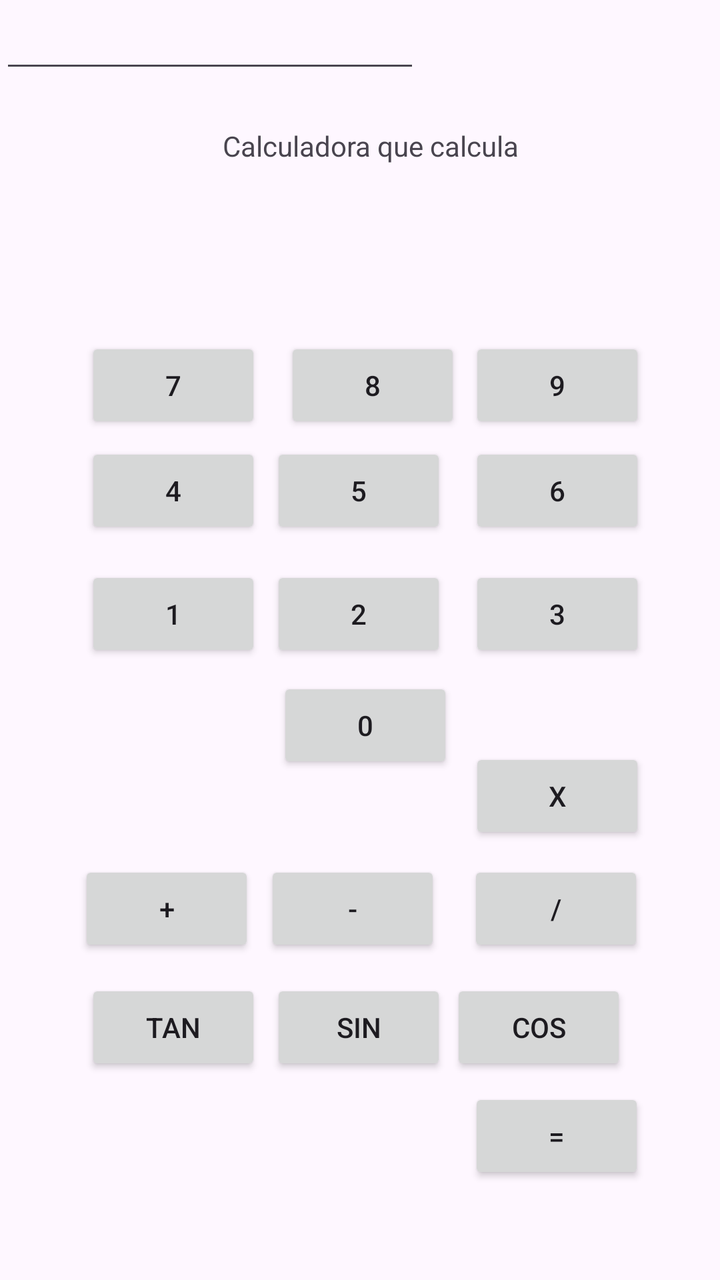
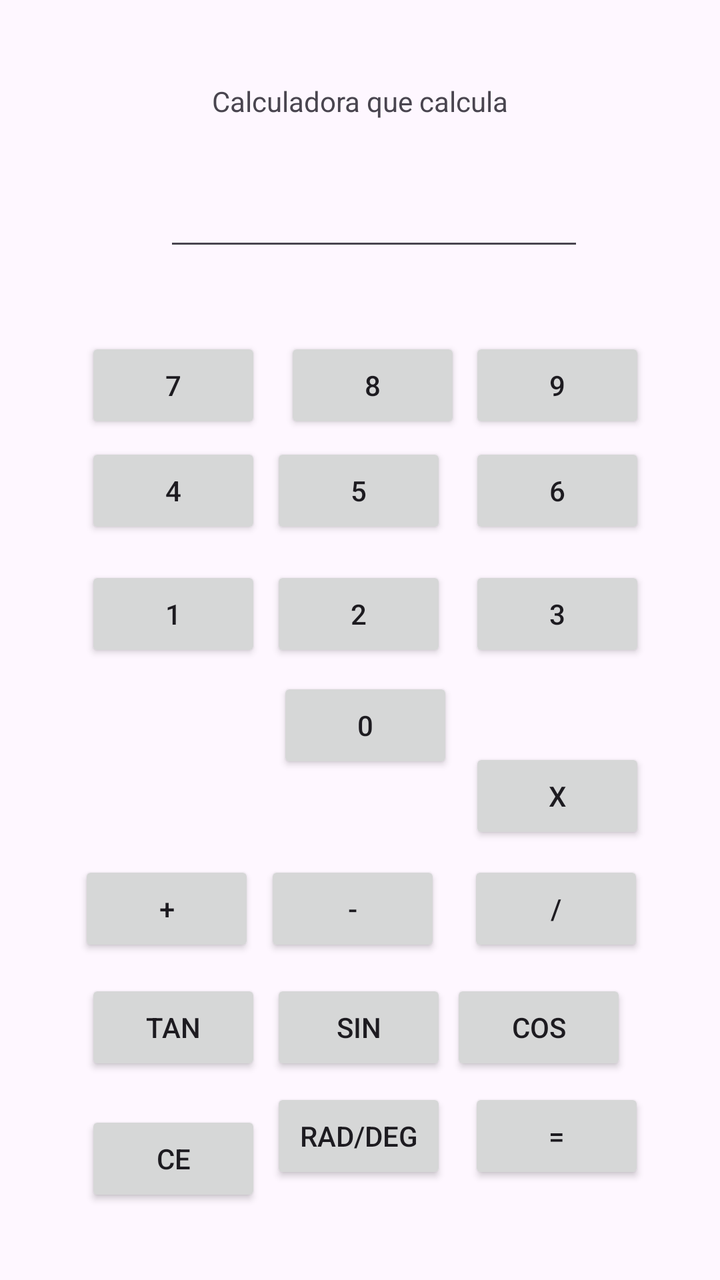

The first picture is an Android layout as it rendered before a commit; the second is the same layout after the commit. The layout source and the unified diff follow.
<!-- AndroidManifest.xml: application theme Theme.MyApplication -->
<!-- res/layout/activity_main.xml -->
<?xml version="1.0" encoding="utf-8"?>
<androidx.constraintlayout.widget.ConstraintLayout xmlns:android="http://schemas.android.com/apk/res/android"
    xmlns:app="http://schemas.android.com/apk/res-auto"
    xmlns:tools="http://schemas.android.com/tools"
    android:id="@+id/main"
    android:layout_width="match_parent"
    android:layout_height="match_parent"
    tools:context=".MainActivity">

    <TextView
        android:id="@+id/textView"
        android:layout_width="wrap_content"
        android:layout_height="wrap_content"
        android:text="Calculadora que calcula"
        app:layout_constraintBottom_toBottomOf="parent"
        app:layout_constraintEnd_toEndOf="parent"
        app:layout_constraintHorizontal_bias="0.526"
        app:layout_constraintStart_toStartOf="parent"
        app:layout_constraintTop_toTopOf="parent"
        app:layout_constraintVertical_bias="0.102" />

    <Button
        android:id="@+id/Calcular"
        android:layout_width="wrap_content"
        android:layout_height="wrap_content"
        android:onClick="Calcular"
        android:text="="
        app:layout_constraintBottom_toBottomOf="parent"
        app:layout_constraintEnd_toEndOf="parent"
        app:layout_constraintHorizontal_bias="0.861"
        app:layout_constraintStart_toStartOf="parent"
        app:layout_constraintTop_toTopOf="parent"
        app:layout_constraintVertical_bias="0.919" />

    <Button
        android:id="@+id/calcular10"
        android:layout_width="wrap_content"
        android:layout_height="wrap_content"
        android:onClick="Click_Sumar"
        android:text="+"
        app:layout_constraintBottom_toBottomOf="parent"
        app:layout_constraintEnd_toEndOf="parent"
        app:layout_constraintHorizontal_bias="0.145"
        app:layout_constraintStart_toStartOf="parent"
        app:layout_constraintTop_toTopOf="parent"
        app:layout_constraintVertical_bias="0.727" />

    <Button
        android:id="@+id/calcular11"
        android:layout_width="wrap_content"
        android:layout_height="wrap_content"
        android:onClick="Click_Restar"
        android:text="-"
        app:layout_constraintBottom_toBottomOf="parent"
        app:layout_constraintEnd_toEndOf="parent"
        app:layout_constraintHorizontal_bias="0.486"
        app:layout_constraintStart_toStartOf="parent"
        app:layout_constraintTop_toTopOf="parent"
        app:layout_constraintVertical_bias="0.727" />

    <Button
        android:id="@+id/calcular14"
        android:layout_width="wrap_content"
        android:layout_height="wrap_content"
        android:onClick="Click_Seno"
        android:text="sin"
        app:layout_constraintBottom_toBottomOf="parent"
        app:layout_constraintEnd_toEndOf="parent"
        app:layout_constraintHorizontal_bias="0.498"
        app:layout_constraintStart_toStartOf="parent"
        app:layout_constraintTop_toTopOf="parent"
        app:layout_constraintVertical_bias="0.827" />

    <Button
        android:id="@+id/calcular15"
        android:layout_width="wrap_content"
        android:layout_height="wrap_content"
        android:onClick="Click_Coseno"
        android:text="cos"
        app:layout_constraintBottom_toBottomOf="parent"
        app:layout_constraintEnd_toEndOf="parent"
        app:layout_constraintHorizontal_bias="0.829"
        app:layout_constraintStart_toStartOf="parent"
        app:layout_constraintTop_toTopOf="parent"
        app:layout_constraintVertical_bias="0.827" />

    <Button
        android:id="@+id/calcular16"
        android:layout_width="wrap_content"
        android:layout_height="wrap_content"
        android:onClick="Click_Tangente"
        android:text="tan"
        app:layout_constraintBottom_toBottomOf="parent"
        app:layout_constraintEnd_toEndOf="parent"
        app:layout_constraintHorizontal_bias="0.157"
        app:layout_constraintStart_toStartOf="parent"
        app:layout_constraintTop_toTopOf="parent"
        app:layout_constraintVertical_bias="0.827" />

    <Button
        android:id="@+id/calcular12"
        android:layout_width="wrap_content"
        android:layout_height="wrap_content"
        android:onClick="Click_Multiplicar"
        android:text="x"
        app:layout_constraintBottom_toBottomOf="parent"
        app:layout_constraintEnd_toEndOf="parent"
        app:layout_constraintHorizontal_bias="0.863"
        app:layout_constraintStart_toStartOf="parent"
        app:layout_constraintTop_toTopOf="parent"
        app:layout_constraintVertical_bias="0.632" />

    <Button
        android:id="@+id/calcular13"
        android:layout_width="wrap_content"
        android:layout_height="wrap_content"
        android:onClick="Click_Dividir"
        android:text="/"
        app:layout_constraintBottom_toBottomOf="parent"
        app:layout_constraintEnd_toEndOf="parent"
        app:layout_constraintHorizontal_bias="0.86"
        app:layout_constraintStart_toStartOf="parent"
        app:layout_constraintTop_toTopOf="parent"
        app:layout_constraintVertical_bias="0.727" />

    <Button
        android:id="@+id/calcular7"
        android:layout_width="wrap_content"
        android:layout_height="wrap_content"
        android:onClick="Click_7"
        android:text="7"
        app:layout_constraintBottom_toBottomOf="parent"
        app:layout_constraintEnd_toEndOf="parent"
        app:layout_constraintHorizontal_bias="0.157"
        app:layout_constraintStart_toStartOf="parent"
        app:layout_constraintTop_toTopOf="parent"
        app:layout_constraintVertical_bias="0.285" />

    <Button
        android:id="@+id/calcular9"
        android:layout_width="wrap_content"
        android:layout_height="wrap_content"
        android:onClick="Click_9"
        android:text="8"
        app:layout_constraintBottom_toBottomOf="parent"
        app:layout_constraintEnd_toEndOf="parent"
        app:layout_constraintHorizontal_bias="0.523"
        app:layout_constraintStart_toStartOf="parent"
        app:layout_constraintTop_toTopOf="parent"
        app:layout_constraintVertical_bias="0.285" />

    <Button
        android:id="@+id/calcular17"
        android:layout_width="wrap_content"
        android:layout_height="wrap_content"
        android:onClick="Click_0"
        android:text="0"
        app:layout_constraintBottom_toBottomOf="parent"
        app:layout_constraintEnd_toEndOf="parent"
        app:layout_constraintHorizontal_bias="0.51"
        app:layout_constraintStart_toStartOf="parent"
        app:layout_constraintTop_toTopOf="parent"
        app:layout_constraintVertical_bias="0.572" />

    <Button
        android:id="@+id/calcular8"
        android:layout_width="wrap_content"
        android:layout_height="wrap_content"
        android:onClick="Click_9"
        android:text="9"
        app:layout_constraintBottom_toBottomOf="parent"
        app:layout_constraintEnd_toEndOf="parent"
        app:layout_constraintHorizontal_bias="0.863"
        app:layout_constraintStart_toStartOf="parent"
        app:layout_constraintTop_toTopOf="parent"
        app:layout_constraintVertical_bias="0.285" />

    <Button
        android:id="@+id/calcular"
        android:layout_width="wrap_content"
        android:layout_height="wrap_content"
        android:onClick="Click_3"
        android:text="3"
        app:layout_constraintBottom_toBottomOf="parent"
        app:layout_constraintEnd_toEndOf="parent"
        app:layout_constraintHorizontal_bias="0.863"
        app:layout_constraintStart_toStartOf="parent"
        app:layout_constraintTop_toTopOf="parent"
        app:layout_constraintVertical_bias="0.478" />

    <Button
        android:id="@+id/calcular3"
        android:layout_width="wrap_content"
        android:layout_height="wrap_content"
        android:onClick="Click_1"
        android:text="1"
        app:layout_constraintBottom_toBottomOf="parent"
        app:layout_constraintEnd_toEndOf="parent"
        app:layout_constraintHorizontal_bias="0.157"
        app:layout_constraintStart_toStartOf="parent"
        app:layout_constraintTop_toTopOf="parent"
        app:layout_constraintVertical_bias="0.478" />

    <Button
        android:id="@+id/calcular5"
        android:layout_width="wrap_content"
        android:layout_height="wrap_content"
        android:onClick="Click_5"
        android:text="5"
        app:layout_constraintBottom_toBottomOf="parent"
        app:layout_constraintEnd_toEndOf="parent"
        app:layout_constraintHorizontal_bias="0.498"
        app:layout_constraintStart_toStartOf="parent"
        app:layout_constraintTop_toTopOf="parent"
        app:layout_constraintVertical_bias="0.374" />

    <Button
        android:id="@+id/calcular6"
        android:layout_width="wrap_content"
        android:layout_height="wrap_content"
        android:onClick="Click_7"
        android:text="6"
        app:layout_constraintBottom_toBottomOf="parent"
        app:layout_constraintEnd_toEndOf="parent"
        app:layout_constraintHorizontal_bias="0.863"
        app:layout_constraintStart_toStartOf="parent"
        app:layout_constraintTop_toTopOf="parent"
        app:layout_constraintVertical_bias="0.374" />

    <Button
        android:id="@+id/calcular2"
        android:layout_width="wrap_content"
        android:layout_height="wrap_content"
        android:onClick="Click_2"
        android:text="2"
        app:layout_constraintBottom_toBottomOf="parent"
        app:layout_constraintEnd_toEndOf="parent"
        app:layout_constraintHorizontal_bias="0.498"
        app:layout_constraintStart_toStartOf="parent"
        app:layout_constraintTop_toTopOf="parent"
        app:layout_constraintVertical_bias="0.478" />

    <Button
        android:id="@+id/calcular4"
        android:layout_width="wrap_content"
        android:layout_height="wrap_content"
        android:onClick="Click_4"
        android:text="4"
        app:layout_constraintBottom_toBottomOf="parent"
        app:layout_constraintEnd_toEndOf="parent"
        app:layout_constraintHorizontal_bias="0.157"
        app:layout_constraintStart_toStartOf="parent"
        app:layout_constraintTop_toTopOf="parent"
        app:layout_constraintVertical_bias="0.374" />

    <EditText
        android:id="@+id/editTextNumber"
        android:layout_width="wrap_content"
        android:layout_height="wrap_content"
        android:ems="10"
        android:inputType="number"
        tools:layout_editor_absoluteX="98dp"
        tools:layout_editor_absoluteY="124dp" />

</androidx.constraintlayout.widget.ConstraintLayout>
<!-- resources referenced by this layout -->
<resources>
  <style name="Theme.MyApplication" parent="Base.Theme.MyApplication" />
  <style name="Base.Theme.MyApplication" parent="Theme.Material3.DayNight.NoActionBar">
          
          
      </style>
</resources>

<!-- the commit's change to res/layout/activity_main.xml (unified diff, before → after) -->
@@ -14,10 +14,9 @@
         android:text="Calculadora que calcula"
         app:layout_constraintBottom_toBottomOf="parent"
         app:layout_constraintEnd_toEndOf="parent"
-        app:layout_constraintHorizontal_bias="0.526"
-        app:layout_constraintStart_toStartOf="parent"
-        app:layout_constraintTop_toTopOf="parent"
-        app:layout_constraintVertical_bias="0.102" />
+        app:layout_constraintStart_toStartOf="parent"
+        app:layout_constraintTop_toTopOf="parent"
+        app:layout_constraintVertical_bias="0.066" />
 
     <Button
         android:id="@+id/Calcular"
@@ -72,6 +71,19 @@
         app:layout_constraintVertical_bias="0.827" />
 
     <Button
+        android:id="@+id/calcular19"
+        android:layout_width="wrap_content"
+        android:layout_height="wrap_content"
+        android:onClick="Click_TrigUnit"
+        android:text="rad/deg"
+        app:layout_constraintBottom_toBottomOf="parent"
+        app:layout_constraintEnd_toEndOf="parent"
+        app:layout_constraintHorizontal_bias="0.498"
+        app:layout_constraintStart_toStartOf="parent"
+        app:layout_constraintTop_toTopOf="parent"
+        app:layout_constraintVertical_bias="0.919" />
+
+    <Button
         android:id="@+id/calcular15"
         android:layout_width="wrap_content"
         android:layout_height="wrap_content"
@@ -98,6 +110,19 @@
         app:layout_constraintVertical_bias="0.827" />
 
     <Button
+        android:id="@+id/calcular18"
+        android:layout_width="wrap_content"
+        android:layout_height="wrap_content"
+        android:onClick="Click_Clear"
+        android:text="CE"
+        app:layout_constraintBottom_toBottomOf="parent"
+        app:layout_constraintEnd_toEndOf="parent"
+        app:layout_constraintHorizontal_bias="0.157"
+        app:layout_constraintStart_toStartOf="parent"
+        app:layout_constraintTop_toTopOf="parent"
+        app:layout_constraintVertical_bias="0.938" />
+
+    <Button
         android:id="@+id/calcular12"
         android:layout_width="wrap_content"
         android:layout_height="wrap_content"
@@ -259,7 +284,11 @@
         android:layout_height="wrap_content"
         android:ems="10"
         android:inputType="number"
-        tools:layout_editor_absoluteX="98dp"
-        tools:layout_editor_absoluteY="124dp" />
+        app:layout_constraintBottom_toTopOf="@+id/calcular9"
+        app:layout_constraintEnd_toEndOf="parent"
+        app:layout_constraintHorizontal_bias="0.547"
+        app:layout_constraintStart_toStartOf="parent"
+        app:layout_constraintTop_toTopOf="parent"
+        app:layout_constraintVertical_bias="0.7" />
 
 </androidx.constraintlayout.widget.ConstraintLayout>
